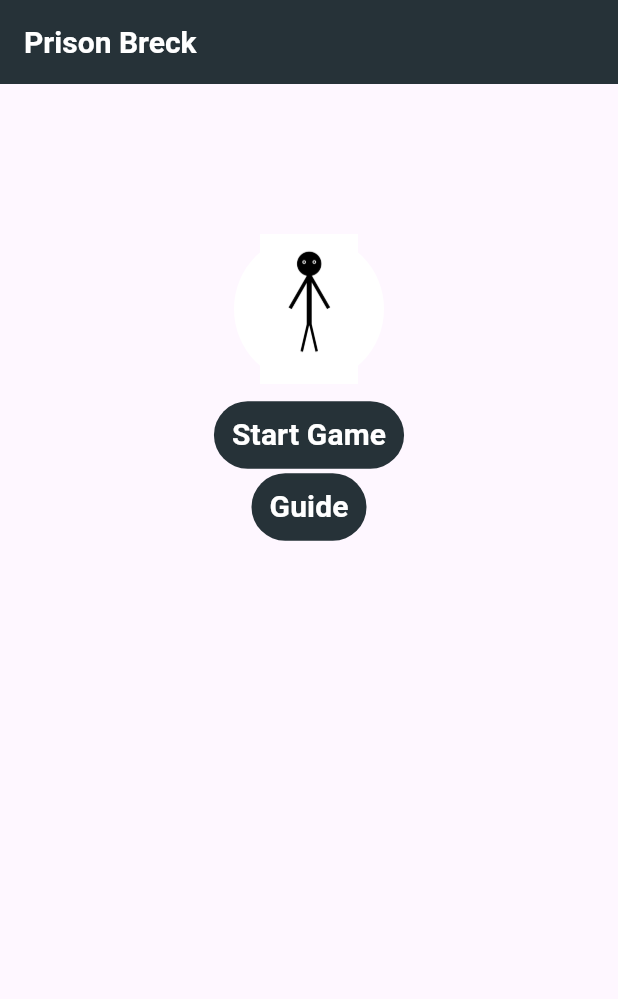
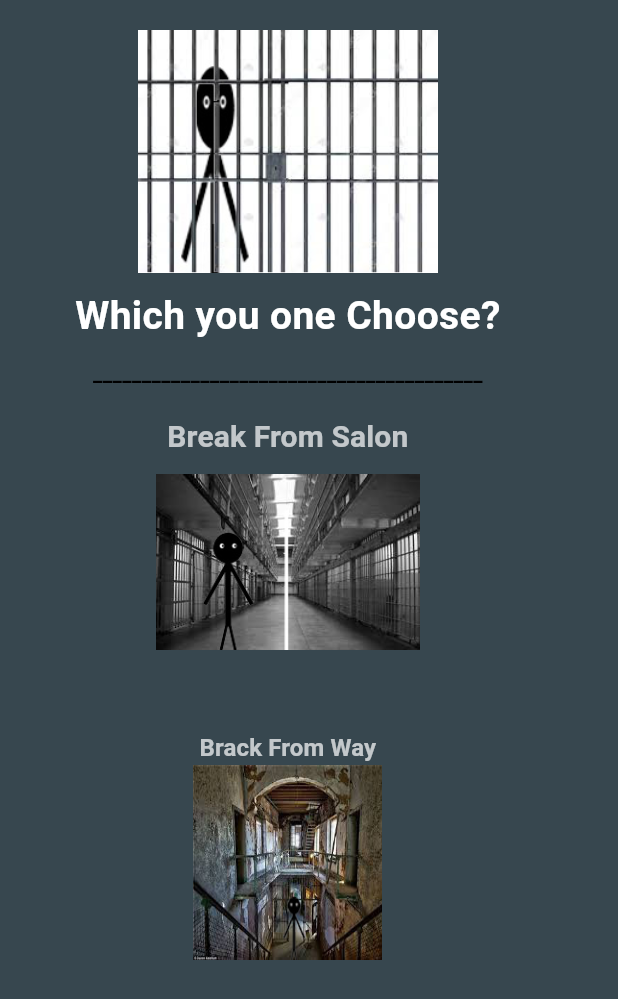
Before and after one commit to MMDREZA7/prison-game, a Flutter app: the screen it shows after launch, after a tap on "Start Game", on a phone screen of 412 x 824 dp. Shown: the top 999 px of the screen. Run offline on Flutter 3.47's test engine with Material 2 defaults, Android fonts, the light colour scheme and no system bars; missing offline and left inert: dart:ffi.

Commit message:
First Commit

```diff
--- /dev/null
+++ b/lib/Levels/level_1.dart
@@ -0,0 +1,129 @@
+import 'package:flutter/material.dart';
+import 'package:presson_break/Levels/level_2.dart';
+import 'package:presson_break/Lose%20and%20Win/Lose.dart';
+
+class Level_1 extends StatelessWidget {
+  Level_1({super.key});
+
+  final textstyle = const TextStyle(
+      fontWeight: FontWeight.bold, color: Colors.white, fontSize: 26);
+
+  @override
+  Widget build(BuildContext context) {
+    return Scaffold(
+      backgroundColor: Colors.blueGrey[800],
+      body: Column(
+        children: [
+          Container(
+            margin: const EdgeInsets.only(top: 0, right: 50, left: 50),
+            child: Column(
+              children: [
+                const SizedBox(
+                  height: 20,
+                ),
+                const Image(
+                  width: 200,
+                  image: AssetImage('images/Charatre in room of prison.jpg'),
+                ),
+                const SizedBox(
+                  height: 10,
+                ),
+                Text(
+                  'Which you one Choose?',
+                  style: textstyle,
+                ),
+                const SizedBox(
+                  height: 10,
+                ),
+                const Text(
+                  '________________________________________',
+                  style: TextStyle(
+                    fontWeight: FontWeight.bold,
+                    color: Colors.black,
+                  ),
+                ),
+              ],
+            ),
+          ),
+          Column(
+            children: [
+              SizedBox(
+                width: 200,
+                height: 200,
+                child: TextButton(
+                  onPressed: () {
+                    Navigator.push(
+                      context,
+                      MaterialPageRoute(
+                        builder: (context) => const Lose(),
+                      ),
+                    );
+                  },
+                  child: const Column(
+                    children: [
+                      SizedBox(
+                        height: 10,
+                      ),
+                      Text(
+                        'Break From Salon',
+                        style: TextStyle(
+                          fontSize: 20,
+                          color: Colors.white70,
+                          fontWeight: FontWeight.bold,
+                        ),
+                      ),
+                      SizedBox(
+                        height: 10,
+                      ),
+                      Image(
+                        image: AssetImage('images/Salon of prison.jpg'),
+                      ),
+                    ],
+                  ),
+                ),
+              ),
+              SizedBox(
+                width: 150,
+                height: 200,
+                child: TextButton(
+                  onPressed: () {
+                    Navigator.push(
+                      context,
+                      MaterialPageRoute(
+                        builder: (context) => const Level_2(),
+                      ),
+                    );
+                  },
+                  child: const Column(
+                    children: [
+                      SizedBox(
+                        height: 20,
+                      ),
+                      Text(
+                        'Brack From Way',
+                        style: TextStyle(
+                          fontSize: 16,
+                          color: Colors.white70,
+                          fontWeight: FontWeight.bold,
+                        ),
+                      ),
+                      SizedBox(
+                        child: Image(
+                          height: 130,
+                          image: AssetImage(
+                            'images/Two Ways.jpg',
+                          ),
+                          fit: BoxFit.fill,
+                        ),
+                      ),
+                    ],
+                  ),
+                ),
+              ),
+            ],
+          ),
+        ],
+      ),
+    );
+  }
+}
--- a/lib/Views/HomeView.dart
+++ b/lib/Views/HomeView.dart
@@ -1,4 +1,8 @@
+import 'dart:io';
+
 import 'package:flutter/material.dart';
+import 'package:presson_break/Levels/level_1.dart';
+import 'package:presson_break/Views/guideView.dart';
 
 class HomeView extends StatelessWidget {
   const HomeView({super.key});
@@ -28,7 +32,7 @@ class HomeView extends StatelessWidget {
           crossAxisAlignment: CrossAxisAlignment.center,
           children: [
             const SizedBox(
-              height: 100,
+              height: 200,
             ),
             const CircleAvatar(
               maxRadius: 50,
@@ -43,21 +47,54 @@ class HomeView extends StatelessWidget {
             const SizedBox(
               height: 10,
             ),
-            TextButton(
-              onPressed: () {},
+            SizedBox(
+              width: 140,
+              child: TextButton(
+                onPressed: () {
+                  Navigator.push(
+                    context,
+                    MaterialPageRoute(
+                      builder: (context) => Level_1(),
+                    ),
+                  );
+                },
                 style: _buttonstyle,
                 child: Text(
                   'Start Game',
                   style: _textstyle,
                 ),
               ),
-            TextButton(
-              onPressed: () {},
+            ),
+            SizedBox(
+              width: 160,
+              child: TextButton(
+                onPressed: () {
+                  Navigator.push(
+                    context,
+                    MaterialPageRoute(
+                      builder: (context) => GuideView(),
+                    ),
+                  );
+                },
+                style: _buttonstyle,
                 child: Text(
                   'Guide',
                   style: _textstyle,
                 ),
+              ),
+            ),
+            SizedBox(
+              width: 180,
+              child: TextButton(
+                onPressed: () {
+                  exit(0);
+                },
                 style: _buttonstyle,
+                child: Text(
+                  'Exit The Game',
+                  style: _textstyle,
+                ),
+              ),
             ),
           ],
         ),
```
Also changed, not shown: lib/Levels/level_2.dart (added, +102 -0 lines), lib/Lose and Win/Lose.dart (added, +55 -0 lines), lib/Lose and Win/Win.dart (added, +57 -0 lines), lib/Views/guideView.dart (added, +16 -0 lines), icon/icon.jpg (renamed from images/Prison.jpg), images/Charatre in room of prison.jpg (added), images/Salon of prison.jpg (added), images/Two Ways.jpg (added). Lines whose indentation alone changed are shown as unchanged.
